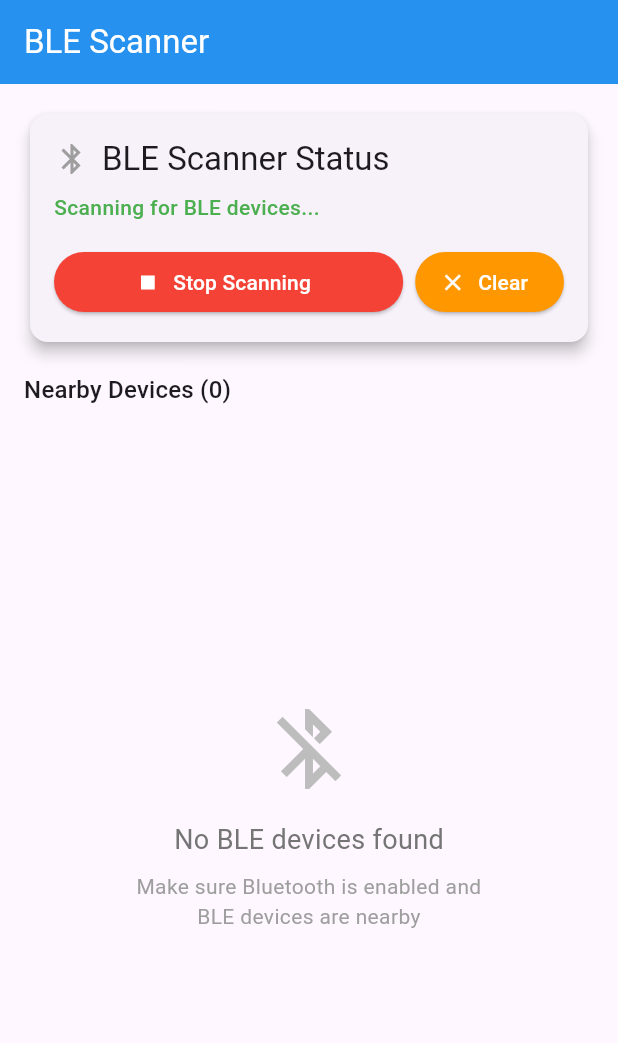
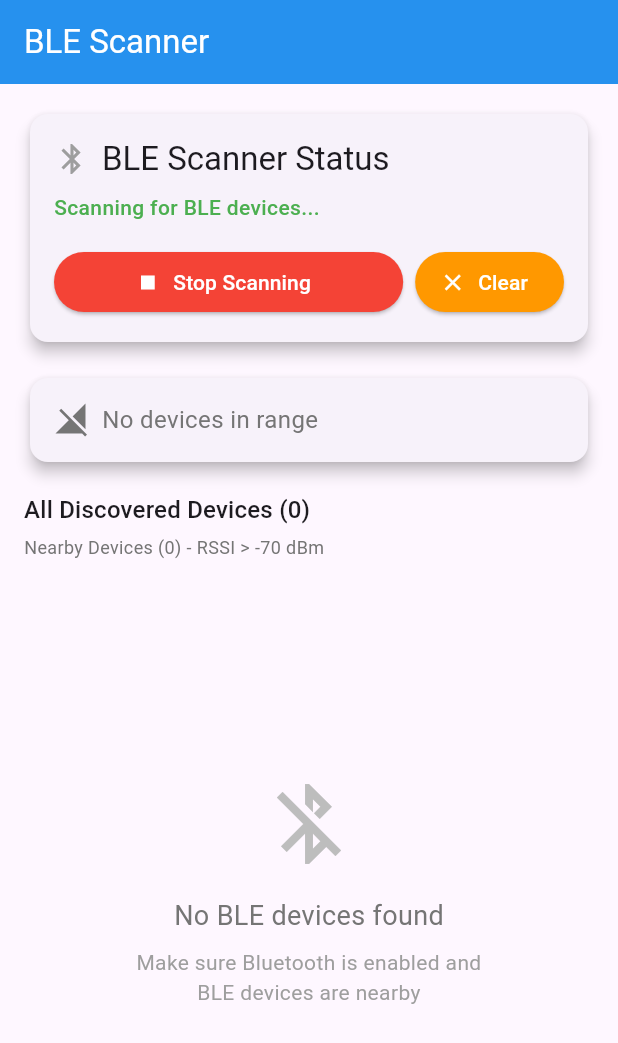
Before and after one commit to Uppliammal/ble_notifier, a Flutter app: the screen it shows after launch, after a tap on "Clear", on a phone screen of 412 x 824 dp. Shown: the top 1043 px of the screen. Run offline on Flutter 3.47's test engine with Material 3 defaults, Android fonts, the phone set to English and light mode, and no system bars; our stand-ins replace flutter_blue_plus, flutter_local_notifications, get, permission_handler.

Commit message:
all discovered devices card displayed

```diff
--- a/lib/controller/ble_controller.dart
+++ b/lib/controller/ble_controller.dart
@@ -8,12 +8,13 @@ class BLEController extends GetxController {
   // Observable variables
   var isScanning = false.obs;
   var nearbyDevices = <String, BluetoothDevice>{}.obs;
+  var allDiscoveredDevices = <String, BluetoothDevice>{}.obs;
   var deviceRSSI = <String, int>{}.obs;
   var nearestDevice = Rxn<BluetoothDevice>();
   var nearestDeviceRSSI = 0.obs;
 
   // Configuration
-  final int rssiThreshold = -70; // dBm threshold for "in range"
+  final int rssiThreshold = -70; // dBm threshold for "in range" (fixed as per assignment)
   final Duration scanDuration = const Duration(seconds: 10);
   final Duration scanInterval = const Duration(seconds: 5);
 
@@ -102,7 +103,6 @@ class BLEController extends GetxController {
       _scanSubscription = FlutterBluePlus.onScanResults.listen(
         _onScanResult,
         onError: (error) {
-          print("Scan error: $error");
           isScanning.value = false;
         },
       );
@@ -114,7 +114,6 @@ class BLEController extends GetxController {
       );
 
     } catch (e) {
-      print("Error starting scan: $e");
       isScanning.value = false;
     }
   }
@@ -128,42 +127,93 @@ class BLEController extends GetxController {
   }
 
   void _onScanResult(List<ScanResult> results) {
+    print("=== BLE Scan Results: ${results.length} devices found ===");
+
+    if (results.isEmpty) {
+      print("No devices found in this scan cycle");
+      return;
+    }
+
     for (ScanResult result in results) {
       final device = result.device;
       final rssi = result.rssi;
       final deviceId = device.remoteId.toString();
+      final deviceName = device.platformName.isNotEmpty ? device.platformName : 'Unknown Device';
 
-      // Update device RSSI
+      // Debug: Print all discovered devices with comprehensive details
+      print("Device found: $deviceName (ID: $deviceId, RSSI: $rssi dBm)");
+      print(" - Platform name: '${device.platformName}'");
+      print(" - Local name: '${result.advertisementData.localName}'");
+      print(" - Complete local name: '${result.advertisementData.advName}'");
+      print(" - Appearance: '${result.advertisementData.appearance}'");
+      print(" - Connectable: '${result.advertisementData.connectable}'");
+      print(" - Manufacturer data: '${result.advertisementData.manufacturerData}'");
+      print(" - Service data: '${result.advertisementData.serviceData}'");
+      print(" - Service UUIDs: '${result.advertisementData.serviceUuids}'");
+      print(" - TX Power Level: '${result.advertisementData.txPowerLevel}'");
+
+      // Check if this could be our test device
+      if (deviceName.toLowerCase().contains('test') ||
+          result.advertisementData.advName?.toLowerCase().contains('test') == true ||
+          result.advertisementData.localName?.toLowerCase().contains('test') == true) {
+        print("POTENTIAL TEST BLE DEVICE FOUND!");
+      }
+
+      // Update device RSSI and track all devices
       deviceRSSI[deviceId] = rssi;
+      allDiscoveredDevices[deviceId] = device;
 
       // Check if device is in range
       bool isInRange = rssi > rssiThreshold;
       bool wasInRange = nearbyDevices.containsKey(deviceId);
 
+      // Log range status
+      if (isInRange) {
+        print("Device IN RANGE: $deviceName (RSSI: $rssi > threshold: $rssiThreshold)");
+      } else {
+        print("Device OUT OF RANGE: $deviceName (RSSI: $rssi <= threshold: $rssiThreshold)");
+      }
+
       if (isInRange && !wasInRange) {
         // Device entered range
+        print("Device ENTERED range: $deviceName - Sending notification");
         nearbyDevices[deviceId] = device;
         _notificationService.showNotification(
           title: "Device Nearby",
-          body: "${device.platformName.isNotEmpty ? device.platformName : 'Unknown Device'} is nearby (RSSI: $rssi dBm)",
+          body: "$deviceName is nearby (RSSI: $rssi dBm)",
           payload: "device_nearby_$deviceId",
         );
-        print("Device entered range: ${device.platformName} (RSSI: $rssi)");
 
       } else if (!isInRange && wasInRange) {
         // Device left range
+        print("Device LEFT range: $deviceName - Sending notification");
         nearbyDevices.remove(deviceId);
         _notificationService.showNotification(
           title: "Device Out of Range",
-          body: "${device.platformName.isNotEmpty ? device.platformName : 'Unknown Device'} is out of range",
+          body: "$deviceName is out of range",
           payload: "device_out_of_range_$deviceId",
         );
-        print("Device left range: ${device.platformName}");
+      } else if (isInRange && wasInRange) {
+        print("Device STILL in range: $deviceName (RSSI: $rssi dBm)");
+      } else {
+        print("Device STILL out of range: $deviceName (RSSI: $rssi dBm)");
       }
 
       // Update nearest device
       _updateNearestDevice();
     }
+
+    // Print scan summary
+    print("=== Scan Summary ===");
+    print("Total devices discovered: ${allDiscoveredDevices.length}");
+    print("Devices in range (RSSI > $rssiThreshold): ${nearbyDevices.length}");
+    print("Devices out of range: ${allDiscoveredDevices.length - nearbyDevices.length}");
+    if (nearestDevice.value != null) {
+      print("Nearest device: ${getDeviceName(nearestDevice.value!)} (RSSI: ${nearestDeviceRSSI.value} dBm)");
+    } else {
+      print("Nearest device: None in range");
+    }
+    print("=== End of scan results ===\n");
   }
 
   void _updateNearestDevice() {
@@ -199,8 +249,10 @@ class BLEController extends GetxController {
     _stopScanning();
   }
 
+
   void clearDevices() {
     nearbyDevices.clear();
+    allDiscoveredDevices.clear();
     deviceRSSI.clear();
     nearestDevice.value = null;
     nearestDeviceRSSI.value = 0;
@@ -222,4 +274,6 @@ class BLEController extends GetxController {
   bool isDeviceInRange(String deviceId) {
     return nearbyDevices.containsKey(deviceId);
   }
+
+  // RSSI threshold is fixed at -70 dBm as per assignment requirements
 }
--- a/lib/view/home_page.dart
+++ b/lib/view/home_page.dart
@@ -88,7 +88,8 @@ class _HomePageState extends State<HomePage> {
                                 foregroundColor: Colors.white,
                               ),
                             ),
-                        )),
+                          ),
+                        ),
                         const SizedBox(width: 8),
                         ElevatedButton.icon(
                           onPressed: controller.clearDevices,
@@ -107,18 +108,110 @@ class _HomePageState extends State<HomePage> {
             ),
 
             const SizedBox(height: 16),
+            // Nearest Device Card
+            Obx(() {
+              if (controller.nearestDevice.value != null) {
+                return Card(
+                  elevation: 4,
+                  color: Colors.green[50],
+                  child: Padding(
+                    padding: const EdgeInsets.all(16.0),
+                    child: Column(
+                      crossAxisAlignment: CrossAxisAlignment.start,
+                      children: [
+                        Row(
+                          children: [
+                            Icon(
+                              Icons.signal_cellular_4_bar,
+                              color: Colors.green[700],
+                              size: 24,
+                            ),
+                            const SizedBox(width: 8),
+                            Text(
+                              "Nearest Device",
+                              style: Theme.of(context)
+                                  .textTheme
+                                  .titleLarge
+                                  ?.copyWith(
+                                    color: Colors.green[700],
+                                  ),
+                            ),
+                          ],
+                        ),
+                        const SizedBox(height: 8),
+                        Text(
+                          controller
+                              .getDeviceName(controller.nearestDevice.value!),
+                          style: const TextStyle(
+                            fontSize: 16,
+                            fontWeight: FontWeight.w500,
+                          ),
+                        ),
+                        const SizedBox(height: 4),
+                        Text(
+                          "RSSI: ${controller.nearestDeviceRSSI.value} dBm",
+                          style: TextStyle(
+                            color: Colors.grey[600],
+                            fontSize: 14,
+                          ),
+                        ),
+                        Text(
+                          "ID: ${controller.getDeviceId(controller.nearestDevice.value!)}",
+                          style: TextStyle(
+                            color: Colors.grey[600],
+                            fontSize: 12,
+                          ),
+                        ),
+                      ],
+                    ),
+                  ),
+                );
+              } else {
+                return Card(
+                  elevation: 4,
+                  child: Padding(
+                    padding: const EdgeInsets.all(16.0),
+                    child: Row(
+                      children: [
+                        Icon(
+                          Icons.signal_cellular_off,
+                          color: Colors.grey[600],
+                          size: 24,
+                        ),
+                        const SizedBox(width: 8),
+                        Text(
+                          "No devices in range",
+                          style: TextStyle(
+                            color: Colors.grey[600],
+                            fontSize: 16,
+                          ),
+                        ),
+                      ],
+                    ),
+                  ),
+                );
+              }
+            }),
 
-
-            // Nearby Devices List
+            const SizedBox(height: 16),
+            // All Discovered Devices List
             Obx(() => Text(
-                  "Nearby Devices (${controller.nearbyDevices.length})",
+                  "All Discovered Devices (${controller.allDiscoveredDevices.length})",
                   style: Theme.of(context).textTheme.titleMedium,
+                )),
+            const SizedBox(height: 4),
+            Obx(() => Text(
+                  "Nearby Devices (${controller.nearbyDevices.length}) - RSSI > -70 dBm",
+                  style: Theme.of(context).textTheme.bodyMedium?.copyWith(
+                        color: Colors.grey[600],
+                        fontSize: 12,
+                      ),
                 )),
             const SizedBox(height: 8),
 
             Expanded(
               child: Obx(() {
-                if (controller.nearbyDevices.isEmpty) {
+                if (controller.allDiscoveredDevices.isEmpty) {
                   return Center(
                     child: Column(
                       mainAxisAlignment: MainAxisAlignment.center,
@@ -150,21 +243,27 @@ class _HomePageState extends State<HomePage> {
                 }
 
                 return ListView.builder(
-                  itemCount: controller.nearbyDevices.length,
+                  itemCount: controller.allDiscoveredDevices.length,
                   itemBuilder: (context, index) {
                     final deviceId =
-                        controller.nearbyDevices.keys.elementAt(index);
-                    final device = controller.nearbyDevices[deviceId]!;
+                        controller.allDiscoveredDevices.keys.elementAt(index);
+                    final device = controller.allDiscoveredDevices[deviceId]!;
                     final rssi = controller.getDeviceRSSI(deviceId);
+                    final isInRange =
+                        controller.nearbyDevices.containsKey(deviceId);
 
                     return Card(
                       margin: const EdgeInsets.only(bottom: 8),
                       child: ListTile(
                         leading: CircleAvatar(
-                          backgroundColor: Colors.blue[100],
+                          backgroundColor: isInRange
+                              ? Colors.green[100]
+                              : Colors.orange[100],
                           child: Icon(
                             Icons.bluetooth,
-                            color: Colors.blue[700],
+                            color: isInRange
+                                ? Colors.green[700]
+                                : Colors.orange[700],
                           ),
                         ),
                         title: Text(
@@ -187,11 +286,11 @@ class _HomePageState extends State<HomePage> {
                             vertical: 4,
                           ),
                           decoration: BoxDecoration(
-                            color: rssi > -70 ? Colors.green : Colors.orange,
+                            color: isInRange ? Colors.green : Colors.orange,
                             borderRadius: BorderRadius.circular(12),
                           ),
                           child: Text(
-                            rssi > -70 ? "In Range" : "Weak Signal",
+                            isInRange ? "In Range" : "Weak Signal",
                             style: const TextStyle(
                               color: Colors.white,
                               fontSize: 12,
```
Lines whose indentation alone changed are shown as unchanged.
